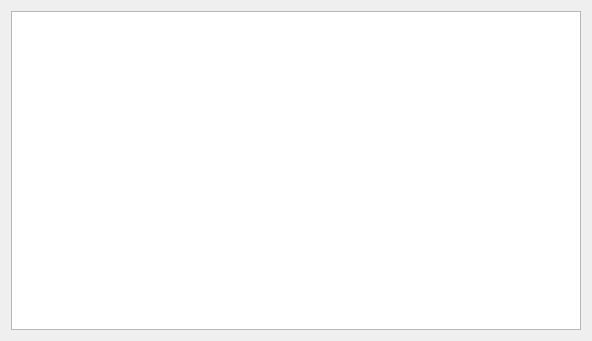
First picture: the form in src/ui/distillings_tab.ui, repository EduardFrlicka/Palenica-PyQt6, before the edit.
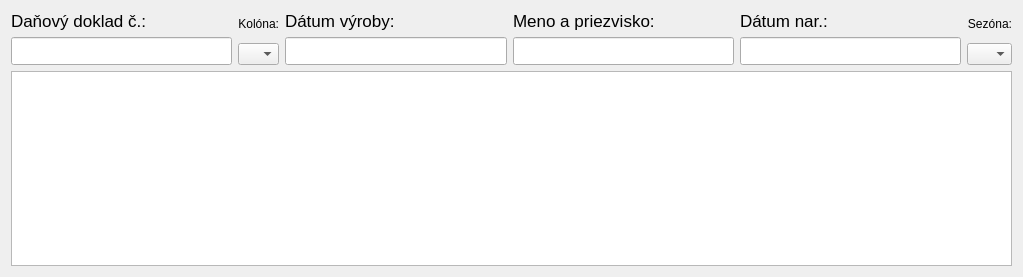
Second picture: the form after the edit.

Commit message: basic distillings tab

```diff
--- a/src/ui/distillings_tab.ui
+++ b/src/ui/distillings_tab.ui
@@ -6,8 +6,8 @@
    <rect>
     <x>0</x>
     <y>0</y>
-    <width>592</width>
-    <height>341</height>
+    <width>1023</width>
+    <height>277</height>
    </rect>
   </property>
   <property name="windowTitle">
@@ -15,10 +15,183 @@
   </property>
   <layout class="QVBoxLayout" name="verticalLayout">
    <item>
-    <layout class="QHBoxLayout" name="horizontalLayout"/>
+    <layout class="QHBoxLayout" name="horizontal_serach_bar">
+     <item>
+      <layout class="QVBoxLayout" name="vertical_mark">
+       <item>
+        <widget class="QLabel" name="label_mark">
+         <property name="font">
+          <font>
+           <pointsize>13</pointsize>
+          </font>
+         </property>
+         <property name="text">
+          <string>Daňový doklad č.:</string>
+         </property>
+        </widget>
+       </item>
+       <item>
+        <widget class="QLineEdit" name="le_mark">
+         <property name="font">
+          <font>
+           <pointsize>13</pointsize>
+          </font>
+         </property>
+        </widget>
+       </item>
+      </layout>
+     </item>
+     <item>
+      <layout class="QVBoxLayout" name="vertical_production_line">
+       <item>
+        <widget class="QLabel" name="label_2">
+         <property name="text">
+          <string>Kolóna:</string>
+         </property>
+         <property name="alignment">
+          <set>Qt::AlignmentFlag::AlignRight|Qt::AlignmentFlag::AlignTrailing|Qt::AlignmentFlag::AlignVCenter</set>
+         </property>
+        </widget>
+       </item>
+       <item>
+        <widget class="QComboBox" name="cb_production_line">
+         <property name="sizePolicy">
+          <sizepolicy hsizetype="Preferred" vsizetype="Fixed">
+           <horstretch>0</horstretch>
+           <verstretch>0</verstretch>
+          </sizepolicy>
+         </property>
+         <item>
+          <property name="text">
+           <string/>
+          </property>
+         </item>
+         <item>
+          <property name="text">
+           <string>A</string>
+          </property>
+         </item>
+         <item>
+          <property name="text">
+           <string>B</string>
+          </property>
+         </item>
+        </widget>
+       </item>
+      </layout>
+     </item>
+     <item>
+      <layout class="QVBoxLayout" name="vertical_production_date">
+       <item>
+        <widget class="QLabel" name="label_production_date">
+         <property name="font">
+          <font>
+           <pointsize>13</pointsize>
+          </font>
+         </property>
+         <property name="text">
+          <string>Dátum výroby:</string>
+         </property>
+        </widget>
+       </item>
+       <item>
+        <widget class="QLineEdit" name="le_production_date">
+         <property name="font">
+          <font>
+           <pointsize>13</pointsize>
+          </font>
+         </property>
+        </widget>
+       </item>
+      </layout>
+     </item>
+     <item>
+      <layout class="QVBoxLayout" name="vertical_name">
+       <item>
+        <widget class="QLabel" name="label_name">
+         <property name="font">
+          <font>
+           <pointsize>13</pointsize>
+          </font>
+         </property>
+         <property name="text">
+          <string>Meno a priezvisko:</string>
+         </property>
+        </widget>
+       </item>
+       <item>
+        <widget class="QLineEdit" name="le_name">
+         <property name="font">
+          <font>
+           <pointsize>13</pointsize>
+          </font>
+         </property>
+        </widget>
+       </item>
+      </layout>
+     </item>
+     <item>
+      <layout class="QVBoxLayout" name="vertical_birthday">
+       <item>
+        <widget class="QLabel" name="label_birthday">
+         <property name="font">
+          <font>
+           <pointsize>13</pointsize>
+          </font>
+         </property>
+         <property name="text">
+          <string>Dátum nar.:</string>
+         </property>
+        </widget>
+       </item>
+       <item>
+        <widget class="QLineEdit" name="le_birthday">
+         <property name="font">
+          <font>
+           <pointsize>13</pointsize>
+          </font>
+         </property>
+        </widget>
+       </item>
+      </layout>
+     </item>
+     <item>
+      <layout class="QVBoxLayout" name="vertical_season">
+       <item>
+        <widget class="QLabel" name="label_3">
+         <property name="text">
+          <string>Sezóna:</string>
+         </property>
+         <property name="alignment">
+          <set>Qt::AlignmentFlag::AlignRight|Qt::AlignmentFlag::AlignTrailing|Qt::AlignmentFlag::AlignVCenter</set>
+         </property>
+        </widget>
+       </item>
+       <item>
+        <widget class="QComboBox" name="cb_season">
+         <property name="sizePolicy">
+          <sizepolicy hsizetype="Preferred" vsizetype="Fixed">
+           <horstretch>0</horstretch>
+           <verstretch>0</verstretch>
+          </sizepolicy>
+         </property>
+         <item>
+          <property name="text">
+           <string/>
+          </property>
+         </item>
+        </widget>
+       </item>
+      </layout>
+     </item>
+    </layout>
    </item>
    <item>
-    <widget class="QTableView" name="tableView"/>
+    <widget class="QTableView" name="order_table">
+     <attribute name="verticalHeaderVisible">
+      <bool>false</bool>
+     </attribute>
+    </widget>
    </item>
   </layout>
  </widget>
```
Left out of the diff: 108 changed lines with no effect on the pictures. The commit also changes 8 other files.
